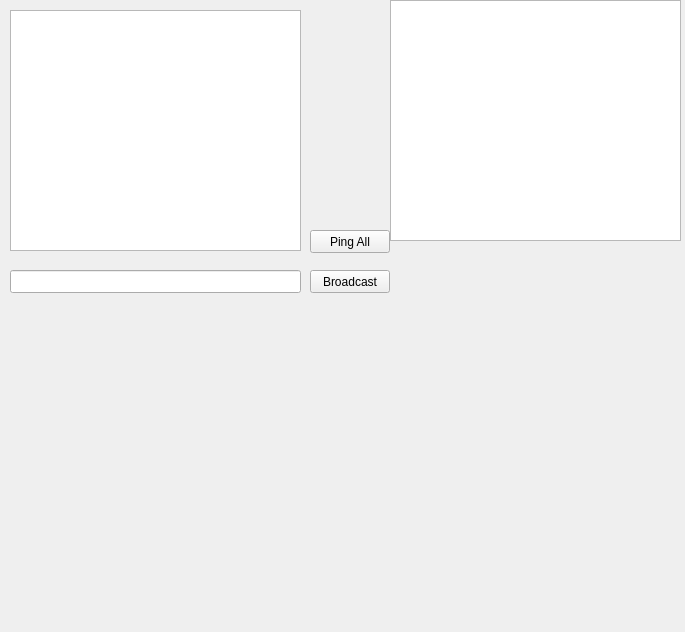
Qt form gui/NetExampleMainpage.ui (RetroShare/ExampleRSPlugin) before a commit.
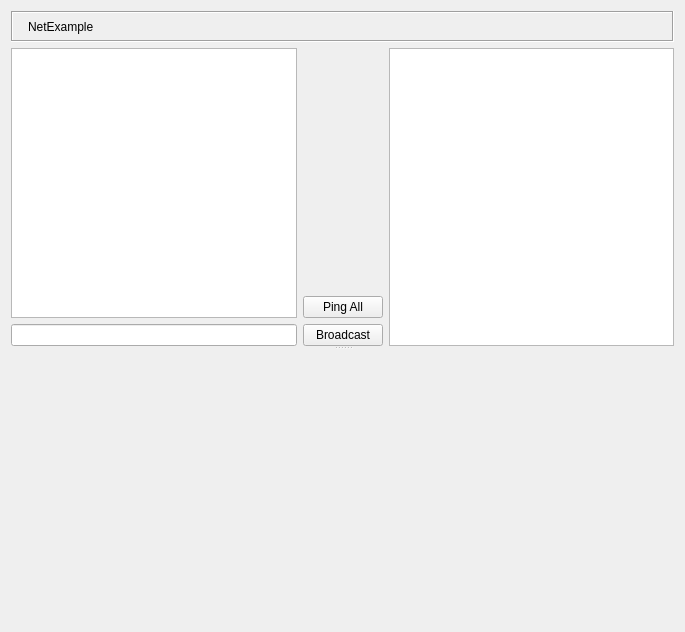
The same form after that commit. Icons and pictures are not drawn. Custom widgets are drawn as their Qt base class.

Commit message: Update UI - add header, use layouts

```diff
--- a/gui/NetExampleMainpage.ui
+++ b/gui/NetExampleMainpage.ui
@@ -13,72 +13,157 @@
   <property name="windowTitle">
    <string>Form</string>
   </property>
-  <widget class="QPushButton" name="pingAllButton">
-   <property name="geometry">
-    <rect>
-     <x>310</x>
-     <y>230</y>
-     <width>80</width>
-     <height>23</height>
-    </rect>
-   </property>
-   <property name="text">
-    <string>Ping All</string>
-   </property>
-  </widget>
-  <widget class="QListWidget" name="listWidget">
-   <property name="geometry">
-    <rect>
-     <x>10</x>
-     <y>10</y>
-     <width>291</width>
-     <height>241</height>
-    </rect>
-   </property>
-  </widget>
-  <widget class="QPushButton" name="broadcastButton">
-   <property name="geometry">
-    <rect>
-     <x>310</x>
-     <y>270</y>
-     <width>80</width>
-     <height>23</height>
-    </rect>
-   </property>
-   <property name="text">
-    <string>Broadcast</string>
-   </property>
-  </widget>
-  <widget class="QLineEdit" name="msgInput">
-   <property name="geometry">
-    <rect>
-     <x>10</x>
-     <y>270</y>
-     <width>291</width>
-     <height>23</height>
-    </rect>
-   </property>
-  </widget>
-  <widget class="PaintWidget" name="paintWidget" native="true">
-   <property name="geometry">
-    <rect>
-     <x>19</x>
-     <y>319</y>
-     <width>571</width>
-     <height>271</height>
-    </rect>
-   </property>
-  </widget>
-  <widget class="QListWidget" name="netLogWidget">
-   <property name="geometry">
-    <rect>
-     <x>390</x>
-     <y>0</y>
-     <width>291</width>
-     <height>241</height>
-    </rect>
-   </property>
-  </widget>
+  <layout class="QVBoxLayout" name="verticalLayout_3">
+   <item>
+    <widget class="QFrame" name="titleBarFrame">
+     <property name="sizePolicy">
+      <sizepolicy hsizetype="Preferred" vsizetype="Maximum">
+       <horstretch>0</horstretch>
+       <verstretch>0</verstretch>
+      </sizepolicy>
+     </property>
+     <property name="frameShape">
+      <enum>QFrame::Box</enum>
+     </property>
+     <property name="frameShadow">
+      <enum>QFrame::Sunken</enum>
+     </property>
+     <layout class="QHBoxLayout" name="horizontalLayout_2">
+      <property name="leftMargin">
+       <number>2</number>
+      </property>
+      <property name="topMargin">
+       <number>2</number>
+      </property>
+      <property name="rightMargin">
+       <number>2</number>
+      </property>
+      <property name="bottomMargin">
+       <number>2</number>
+      </property>
+      <item>
+       <widget class="QLabel" name="titleBarPixmap">
+        <property name="maximumSize">
+         <size>
+          <width>32</width>
+          <height>32</height>
+         </size>
+        </property>
+        <property name="text">
+         <string/>
+        </property>
+        <property name="pixmap">
+         <pixmap resource="NetExample_images.qrc">:/images/Oxygen-plugin.ico</pixmap>
+        </property>
+        <property name="scaledContents">
+         <bool>true</bool>
+        </property>
+       </widget>
+      </item>
+      <item>
+       <widget class="StyledLabel" name="titleBarLabel">
+        <property name="text">
+         <string>NetExample</string>
+        </property>
+       </widget>
+      </item>
+      <item>
+       <spacer>
+        <property name="orientation">
+         <enum>Qt::Horizontal</enum>
+        </property>
+        <property name="sizeHint" stdset="0">
+         <size>
+          <width>123</width>
+          <height>13</height>
+         </size>
+        </property>
+       </spacer>
+      </item>
+      <item>
+       <widget class="QToolButton" name="helpButton">
+        <property name="focusPolicy">
+         <enum>Qt::NoFocus</enum>
+        </property>
+        <property name="icon">
+         <iconset>
+          <normaloff>:/icons/help_64.png</normaloff>:/icons/help_64.png</iconset>
+        </property>
+        <property name="checkable">
+         <bool>true</bool>
+        </property>
+        <property name="autoRaise">
+         <bool>true</bool>
+        </property>
+       </widget>
+      </item>
+     </layout>
+    </widget>
+   </item>
+   <item>
+    <widget class="QSplitter" name="splitter">
+     <property name="orientation">
+      <enum>Qt::Vertical</enum>
+     </property>
+     <widget class="QWidget" name="horizontalLayoutWidget">
+      <layout class="QHBoxLayout" name="horizontalLayout">
+       <item>
+        <layout class="QVBoxLayout" name="verticalLayout_2">
+         <item>
+          <widget class="QListWidget" name="listWidget"/>
+         </item>
+         <item>
+          <widget class="QLineEdit" name="msgInput"/>
+         </item>
+        </layout>
+       </item>
+       <item>
+        <layout class="QVBoxLayout" name="verticalLayout">
+         <item>
+          <spacer name="verticalSpacer">
+           <property name="orientation">
+            <enum>Qt::Vertical</enum>
+           </property>
+           <property name="sizeHint" stdset="0">
+            <size>
+             <width>20</width>
+             <height>40</height>
+            </size>
+           </property>
+          </spacer>
+         </item>
+         <item>
+          <widget class="QPushButton" name="pingAllButton">
+           <property name="text">
+            <string>Ping All</string>
+           </property>
+          </widget>
+         </item>
+         <item>
+          <widget class="QPushButton" name="broadcastButton">
+           <property name="text">
+            <string>Broadcast</string>
+           </property>
+          </widget>
+         </item>
+        </layout>
+       </item>
+       <item>
+        <widget class="QListWidget" name="netLogWidget"/>
+       </item>
+      </layout>
+     </widget>
+     <widget class="PaintWidget" name="paintWidget" native="true">
+      <property name="minimumSize">
+       <size>
+        <width>0</width>
+        <height>200</height>
+       </size>
+      </property>
+     </widget>
+    </widget>
+   </item>
+  </layout>
  </widget>
  <customwidgets>
   <customwidget>
@@ -87,6 +172,11 @@
    <header>gui/paintwidget.h</header>
    <container>1</container>
   </customwidget>
+  <customwidget>
+   <class>StyledLabel</class>
+   <extends>QLabel</extends>
+   <header>gui/common/StyledLabel.h</header>
+  </customwidget>
  </customwidgets>
  <resources/>
  <connections/>
```
Left out of the diff: 4 changed lines with no effect on the pictures.
